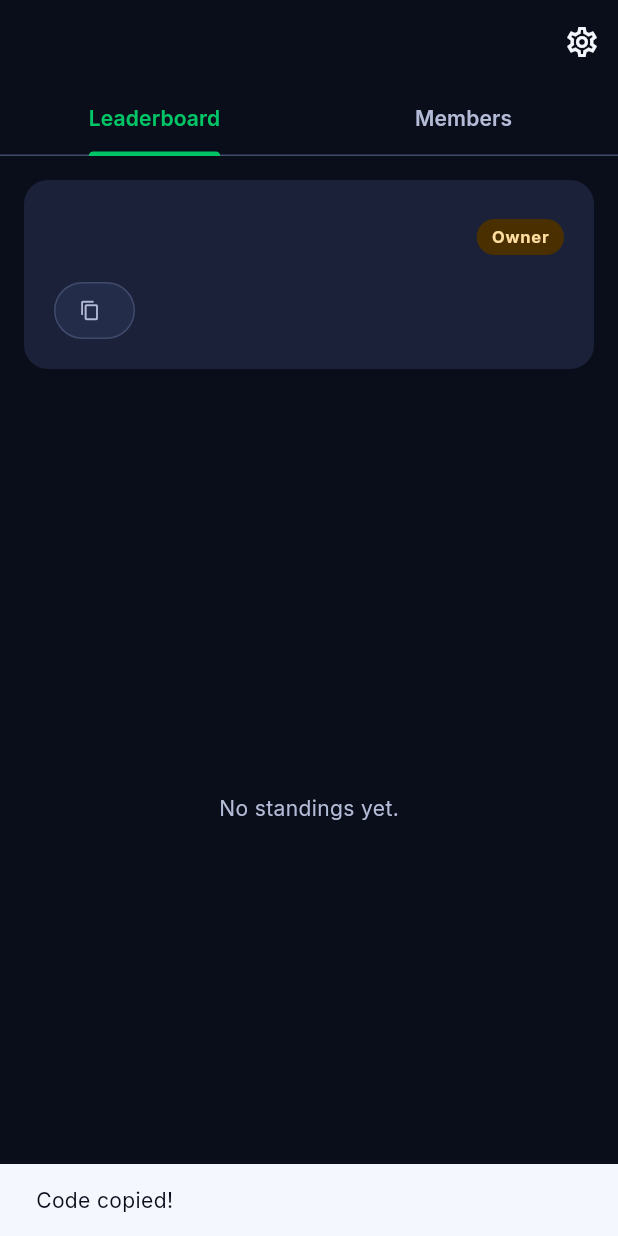
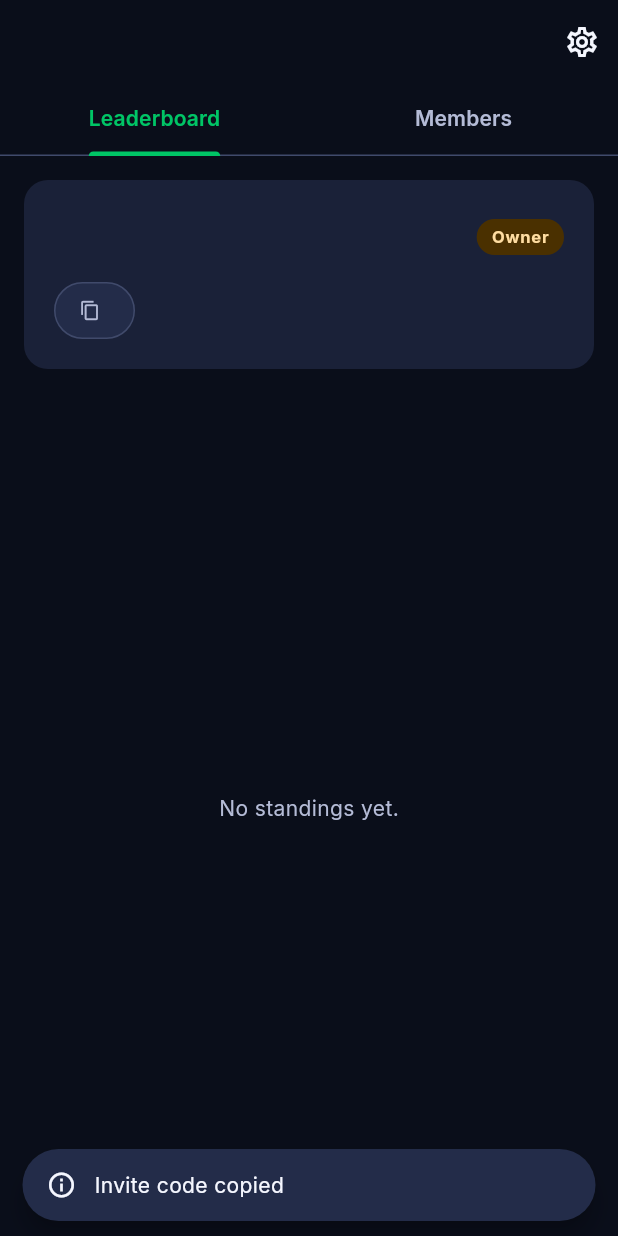
Before and after one commit to dlovric01/wcpredict, a Flutter app: the _GroupDetailBody screen opened directly with empty values, after a tap on the "content copy" icon, on a phone screen of 412 x 824 dp. Run offline on Flutter 3.47's test engine with Material 3 defaults, Android fonts, the phone set to English and light mode, and no system bars; drawn by our look-alikes of talker_flutter; our stand-ins replace cached_network_image, flutter_animate, flutter_riverpod, go_router, google_fonts, google_sign_in and 4 more; accounts and stored records are empty; network calls fail.

Commit message:
refactor(ui): centralize snackbar feedback via AppFeedback

```diff
--- a/lib/app.dart
+++ b/lib/app.dart
@@ -6,6 +6,7 @@ import 'core/logger.dart';
 import 'core/theme/app_colors.dart';
 import 'core/theme/app_theme.dart';
 import 'router.dart';
+import 'shared/widgets/app_feedback.dart';
 
 class WcPredictApp extends StatelessWidget {
   const WcPredictApp({super.key});
@@ -23,6 +24,7 @@ class WcPredictApp extends StatelessWidget {
         onTap: () => FocusManager.instance.primaryFocus?.unfocus(),
         child: MaterialApp.router(
           title: 'WC2026 Predict',
+          scaffoldMessengerKey: appMessengerKey,
           theme: appTheme,
           darkTheme: appTheme,
           themeMode: ThemeMode.dark,
--- a/lib/features/groups/create_group_screen.dart
+++ b/lib/features/groups/create_group_screen.dart
@@ -7,6 +7,7 @@ import 'package:wcpredict/features/groups/group_name.dart';
 import 'package:wcpredict/features/groups/invite_code.dart';
 import 'package:wcpredict/shared/providers/groups_provider.dart';
 import 'package:wcpredict/shared/widgets/app_sheet.dart';
+import 'package:wcpredict/shared/widgets/app_feedback.dart';
 
 Future<void> showCreateGroupSheet(BuildContext context, WidgetRef ref) {
   return showAppSheet<void>(
@@ -62,7 +63,9 @@ class _CreateGroupSheetState extends ConsumerState<_CreateGroupSheet> {
         'user_id': user.id,
       });
       widget.ref.invalidate(myGroupsProvider);
-      if (mounted) Navigator.pop(context);
+      if (!mounted) return;
+      Navigator.pop(context);
+      AppFeedback.success('Group "$name" created');
     } catch (e) {
       setState(() {
         _submitting = false;
--- a/lib/features/groups/join_group_screen.dart
+++ b/lib/features/groups/join_group_screen.dart
@@ -7,6 +7,7 @@ import 'package:wcpredict/core/theme/app_spacing.dart';
 import 'package:wcpredict/features/groups/invite_code.dart';
 import 'package:wcpredict/shared/providers/groups_provider.dart';
 import 'package:wcpredict/shared/widgets/app_sheet.dart';
+import 'package:wcpredict/shared/widgets/app_feedback.dart';
 
 Future<void> showJoinGroupSheet(BuildContext context, WidgetRef ref) {
   return showAppSheet<void>(
@@ -71,7 +72,9 @@ class _JoinGroupSheetState extends ConsumerState<_JoinGroupSheet> {
         if (e.code != '23505') rethrow;
       }
       widget.ref.invalidate(myGroupsProvider);
-      if (mounted) Navigator.pop(context);
+      if (!mounted) return;
+      Navigator.pop(context);
+      AppFeedback.success('Joined "${group['name']}"');
     } catch (e) {
       setState(() {
         _submitting = false;
--- /dev/null
+++ b/lib/shared/widgets/app_feedback.dart
@@ -0,0 +1,82 @@
+import 'package:flutter/material.dart';
+
+import 'package:wcpredict/core/theme/app_colors.dart';
+import 'package:wcpredict/core/theme/app_radii.dart';
+
+/// Global `ScaffoldMessenger` key attached to `MaterialApp.router`.
+///
+/// Wiring this at the app root means snackbars survive
+/// `context.go(...)` navigations — so an action that succeeds in a modal
+/// or detail screen can announce itself on the destination page.
+final GlobalKey<ScaffoldMessengerState> appMessengerKey =
+    GlobalKey<ScaffoldMessengerState>();
+
+/// Visual variant of a feedback snackbar.
+enum _FeedbackKind { success, error, info }
+
+/// Single entry point for transient UI feedback (snackbars).
+///
+/// Keeps colors, icons, behavior, and duration consistent across the app
+/// and routes through [appMessengerKey] so feedback persists across
+/// route transitions.
+abstract final class AppFeedback {
+  /// Confirmation for a completed user action (prediction saved, joined
+  /// group, name updated, …). Green palette.
+  static void success(String message) =>
+      _show(message, kind: _FeedbackKind.success);
+
+  /// Recoverable failure (network, validation, server). Red palette.
+  static void error(String message) =>
+      _show(message, kind: _FeedbackKind.error);
+
+  /// Neutral notice (code copied, etc.). Surface palette.
+  static void info(String message) =>
+      _show(message, kind: _FeedbackKind.info);
+
+  static void _show(String message, {required _FeedbackKind kind}) {
+    final messenger = appMessengerKey.currentState;
+    if (messenger == null) return;
+
+    final ({Color background, Color foreground, IconData icon}) style =
+        switch (kind) {
+      _FeedbackKind.success => (
+          background: AppColors.primaryContainer,
+          foreground: AppColors.onPrimaryContainer,
+          icon: Icons.check_circle_outline,
+        ),
+      _FeedbackKind.error => (
+          background: AppColors.errorContainer,
+          foreground: AppColors.onErrorContainer,
+          icon: Icons.error_outline,
+        ),
+      _FeedbackKind.info => (
+          background: AppColors.surfaceHighest,
+          foreground: AppColors.onSurface,
+          icon: Icons.info_outline,
+        ),
+    };
+
+    messenger
+      ..hideCurrentSnackBar()
+      ..showSnackBar(
+        SnackBar(
+          backgroundColor: style.background,
+          behavior: SnackBarBehavior.floating,
+          duration: const Duration(seconds: 3),
+          shape: RoundedRectangleBorder(borderRadius: AppRadii.pillRadius),
+          content: Row(
+            children: [
+              Icon(style.icon, color: style.foreground, size: 20),
+              const SizedBox(width: 12),
+              Expanded(
+                child: Text(
+                  message,
+                  style: TextStyle(color: style.foreground),
+                ),
+              ),
+            ],
+          ),
+        ),
+      );
+  }
+}
```
Also changed, not shown: lib/features/auth/social_sign_in_screen.dart (+2 -12 lines), lib/features/groups/group_detail_screen.dart (+101 -42 lines), lib/features/matches/match_detail_screen.dart (+7 -16 lines), lib/features/profile/profile_screen.dart (+6 -11 lines), lib/features/tournament/tournament_predictions_screen.dart (+3 -13 lines), 1 other file.
